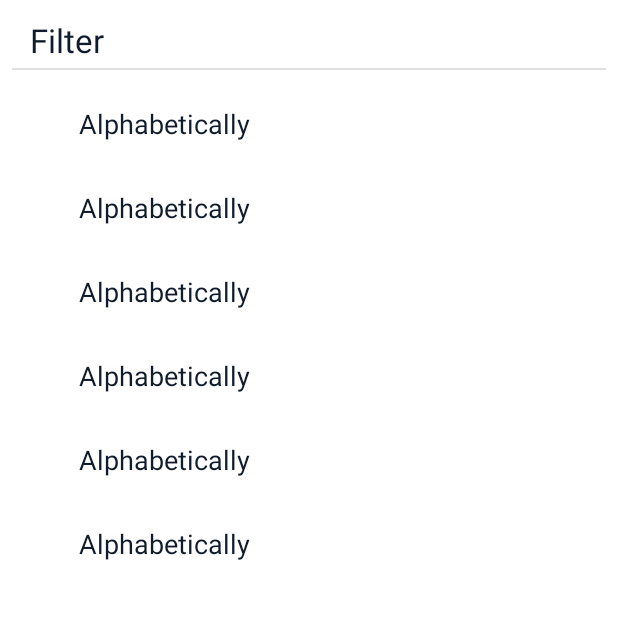
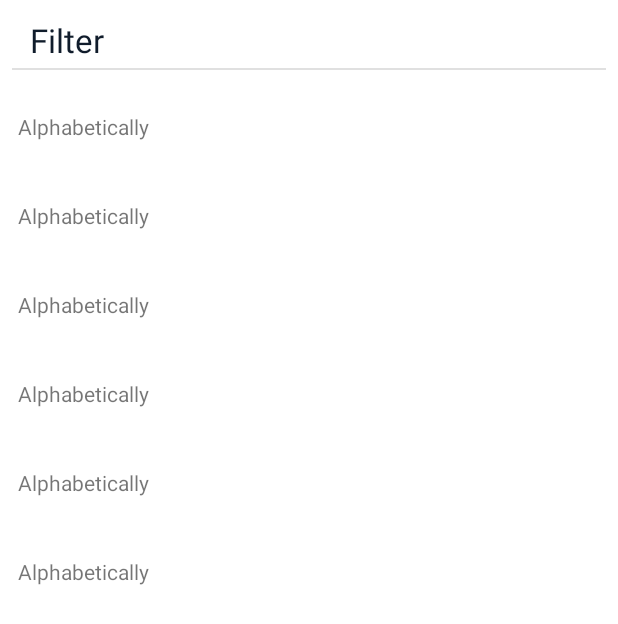
Before and after one commit to parvinder8/Notes-Diary, an Android app: the layout bottom_sheet_layout.xml on its own in the app's theme, with its tools: preview values and no code run, on a phone screen of 412 x 824 dp. Shown: the top 624 px of the screen. Run offline under Robolectric (Android 15) with nearby library versions, the phone set to English and light mode, and no system bars.

Commit message:
filter functionality not working

```diff
--- a/app/src/main/java/com/parvinderr/notesdiary/data/dao/NoteDao.kt
+++ b/app/src/main/java/com/parvinderr/notesdiary/data/dao/NoteDao.kt
@@ -29,7 +29,7 @@ interface NoteDao {
     @Query("SELECT * FROM notes WHERE id = :id")
     suspend fun getById(id: Long): Note
 
-    @Query(value = "SELECT * FROM notes WHERE title LIKE '%' || :query || '%' OR content LIKE '%' || :query || '%' ORDER BY :column || :isAscending")
+    @Query(value = "SELECT * FROM notes WHERE title LIKE '% :query %' OR content LIKE '%' || :query || '%' ORDER BY :column || :isAscending")
     suspend fun filterNotes(query: String, column: String, isAscending: String = "asc"): List<Note>
 
     @Query("SELECT * FROM notes WHERE title LIKE '%' || :query || '%' OR content LIKE '%' || :query || '%'")
--- a/app/src/main/java/com/parvinderr/notesdiary/ui/MainActivity.kt
+++ b/app/src/main/java/com/parvinderr/notesdiary/ui/MainActivity.kt
@@ -34,7 +34,7 @@ class MainActivity : AppCompatActivity() {
                 FontFamilyEnum.POPPINS -> R.style.Poppins
                 FontFamilyEnum.SANS -> R.style.SansSerif
                 FontFamilyEnum.ROBOTO -> R.style.Roboto
-            }, false
+            }, true
         )
     }
 
--- a/app/src/main/java/com/parvinderr/notesdiary/utils/Constants.kt
+++ b/app/src/main/java/com/parvinderr/notesdiary/utils/Constants.kt
@@ -14,6 +14,8 @@ class Constants {
             const val APP_THEME = "app_theme"
             const val APP_LAYOUT = "app_layout"
             const val FONT_FAMILY = "font_family"
+            const val FILTER_TYPE = "filter_type"
+            const val SORT_BY = "sort_by"
         }
     }
 
--- a/app/src/main/res/layout/bottom_sheet_layout.xml
+++ b/app/src/main/res/layout/bottom_sheet_layout.xml
@@ -31,12 +31,13 @@
     <androidx.recyclerview.widget.RecyclerView
         android:id="@+id/recyclerView"
         android:layout_width="match_parent"
-        android:layout_height="0dp"
+        android:layout_height="wrap_content"
         android:layout_marginVertical="@dimen/dimen8"
-        app:layout_constraintBottom_toBottomOf="parent"
+        android:minHeight="200dp"
+        android:orientation="vertical"
+        app:layoutManager="androidx.recyclerview.widget.LinearLayoutManager"
         app:layout_constraintEnd_toEndOf="parent"
         app:layout_constraintStart_toStartOf="parent"
-        app:layoutManager="androidx.recyclerview.widget.LinearLayoutManager"
         app:layout_constraintTop_toBottomOf="@+id/divider1"
         tools:itemCount="6"
         tools:listitem="@layout/item_layout_filter" />
--- a/app/src/main/res/layout/item_layout_filter.xml
+++ b/app/src/main/res/layout/item_layout_filter.xml
@@ -1,28 +1,13 @@
 <?xml version="1.0" encoding="utf-8"?>
-<LinearLayout xmlns:android="http://schemas.android.com/apk/res/android"
+
+<TextView xmlns:android="http://schemas.android.com/apk/res/android"
     xmlns:tools="http://schemas.android.com/tools"
+    android:id="@+id/tv_filter_name"
     android:layout_width="match_parent"
     android:layout_height="wrap_content"
-    android:layout_marginVertical="@dimen/dimen8"
-    android:orientation="horizontal">
-
-    <TextView
-        android:id="@+id/tv_filter_type"
-        style="@style/MediumHeading"
-        android:layout_width="0dp"
-        android:layout_height="wrap_content"
-        android:layout_weight="1"
-        android:minHeight="@dimen/dimen40"
-        tools:drawableStartCompat="@drawable/ic_arrow_up" />
-
-    <TextView
-        android:id="@+id/tv_filter_name"
-        style="@style/MediumHeading"
-        android:layout_width="0dp"
-        android:layout_height="match_parent"
-        android:layout_weight="9"
-        android:gravity="center_vertical"
-        android:textStyle="normal"
-        tools:text="Alphabetically" />
-
-</LinearLayout>
+    android:drawablePadding="@dimen/dimen14"
+    android:gravity="center_vertical"
+    android:paddingHorizontal="@dimen/dimen12"
+    android:paddingVertical="@dimen/dimen20"
+    android:textSize="14sp"
+    tools:text="Alphabetically" />
--- a/app/src/main/res/values/dimens.xml
+++ b/app/src/main/res/values/dimens.xml
@@ -25,4 +25,5 @@
     <dimen name="item_padding">6dp</dimen>
     <dimen name="dimen24">24dp</dimen>
     <dimen name="dimen50">50dp</dimen>
+    <dimen name="dimen14">14dp</dimen>
 </resources>
```
Also changed, not shown: app/src/main/java/com/parvinderr/notesdiary/preference/SettingPreference.kt (+26 -1 lines), app/src/main/java/com/parvinderr/notesdiary/repository/NoteRepositoryImpl.kt (+8 -1 lines), app/src/main/java/com/parvinderr/notesdiary/ui/home/HomeFragment.kt (+12 -1 lines), app/src/main/java/com/parvinderr/notesdiary/ui/home/adapter/FilterAdapter.kt (+20 -7 lines), app/src/main/java/com/parvinderr/notesdiary/ui/home/adapter/viewholder/FilterViewHolder.kt (+21 -0 lines), app/src/main/java/com/parvinderr/notesdiary/ui/home/viewmodel/HomeViewModel.kt (+15 -6 lines), app/src/main/java/com/parvinderr/notesdiary/utils/NotesFilterEnum.kt (+12 -4 lines).
